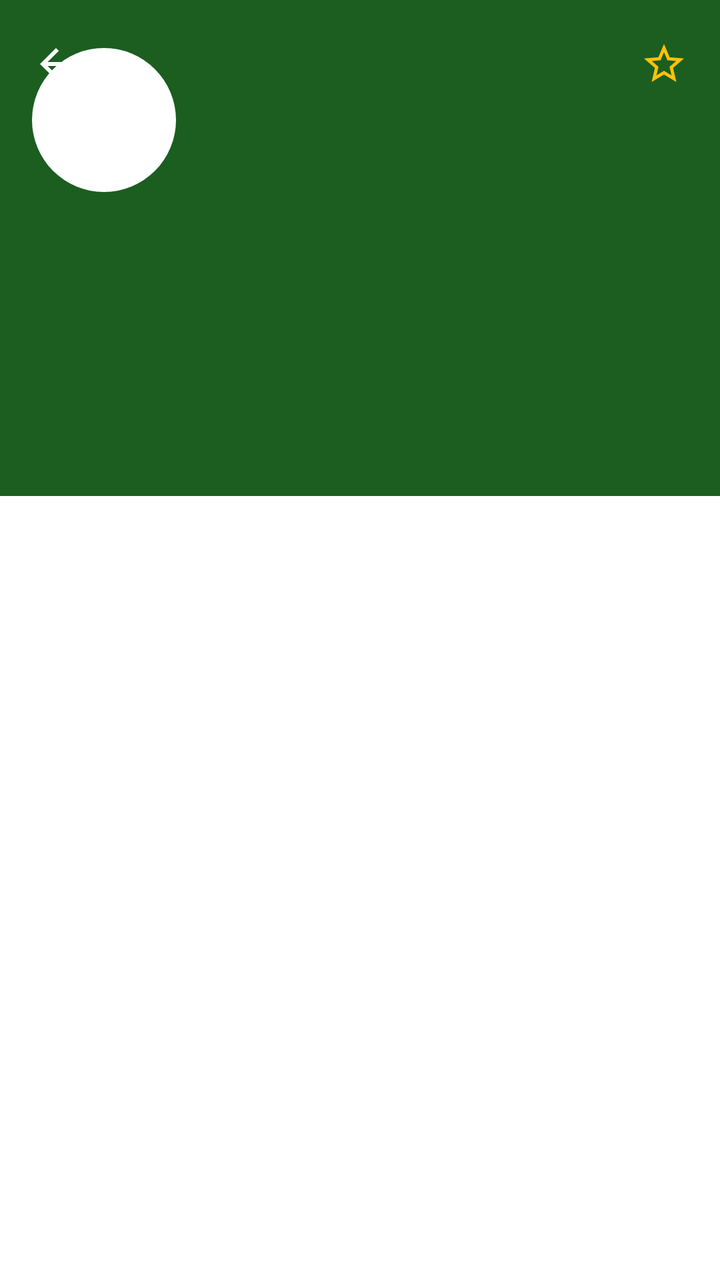
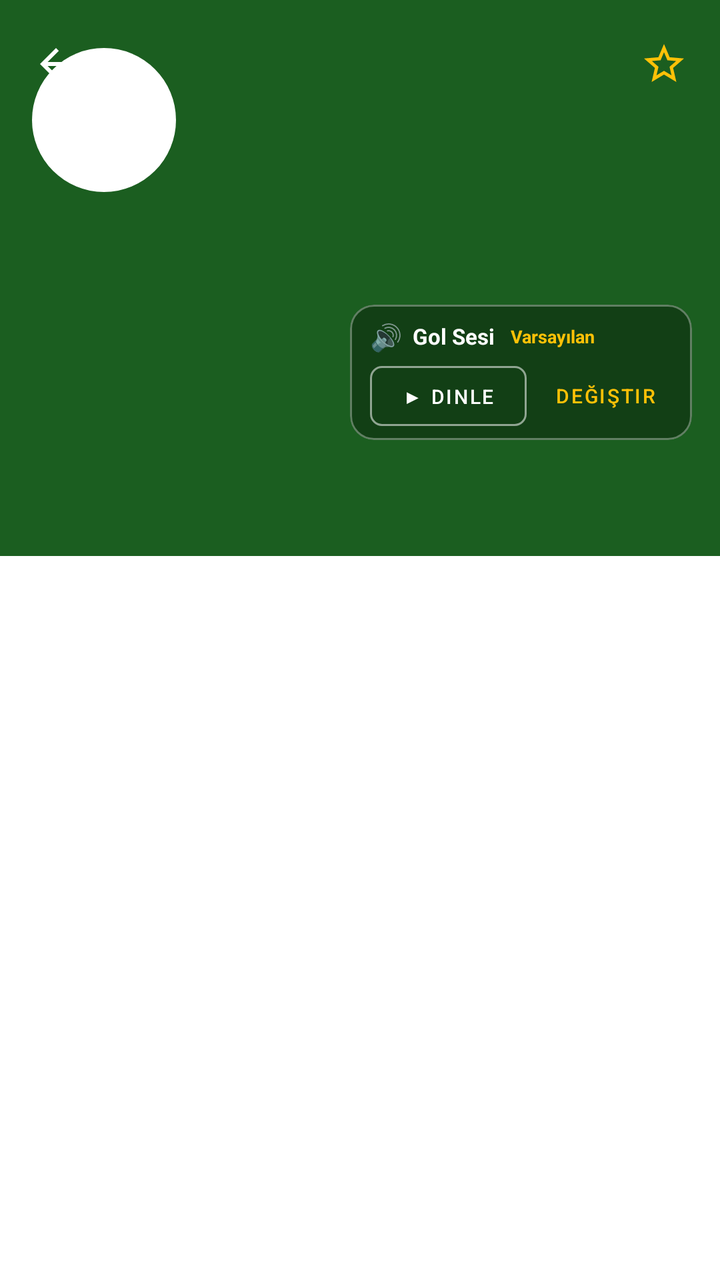

Screens rendered from an Android XML layout before and after an edit, with the pre-edit source and the edit as a unified diff.
<!-- AndroidManifest.xml: application theme Theme.Var -->
<!-- res/layout/fragment_team_matches.xml -->
<?xml version="1.0" encoding="utf-8"?>
<androidx.coordinatorlayout.widget.CoordinatorLayout
    xmlns:android="http://schemas.android.com/apk/res/android"
    xmlns:app="http://schemas.android.com/apk/res-auto"
    android:layout_width="match_parent"
    android:layout_height="match_parent"
    android:background="?attr/colorSurface">

    
    <com.google.android.material.appbar.AppBarLayout
        android:id="@+id/appBarLayout"
        android:layout_width="match_parent"
        android:layout_height="wrap_content"
        android:background="@color/primary"
        android:theme="@style/ThemeOverlay.MaterialComponents.Dark.ActionBar"
        app:elevation="0dp">

        
        <com.google.android.material.appbar.CollapsingToolbarLayout
            android:id="@+id/collapsingToolbar"
            android:layout_width="match_parent"
            android:layout_height="200dp"
            app:layout_scrollFlags="scroll|exitUntilCollapsed"
            app:contentScrim="@color/primary"
            app:expandedTitleMarginStart="200dp"
            app:expandedTitleTextAppearance="@android:style/TextAppearance.DeviceDefault.Small">

            
            <androidx.constraintlayout.widget.ConstraintLayout
                android:layout_width="match_parent"
                android:layout_height="match_parent"
                android:background="@color/primary"
                app:layout_collapseMode="parallax">

                
                <ImageView
                    android:id="@+id/ivTeamLogo"
                    android:layout_width="72dp"
                    android:layout_height="72dp"
                    android:scaleType="centerCrop"
                    android:background="@drawable/bg_team_logo_circle"
                    android:padding="4dp"
                    app:layout_constraintStart_toStartOf="parent"
                    app:layout_constraintTop_toTopOf="parent"
                    android:layout_marginStart="16dp"
                    android:layout_marginTop="24dp" />

                
                <TextView
                    android:id="@+id/tvTeamName"
                    android:layout_width="0dp"
                    android:layout_height="wrap_content"
                    android:textColor="@android:color/white"
                    android:textSize="18sp"
                    android:textStyle="bold"
                    android:maxLines="1"
                    android:ellipsize="end"
                    app:layout_constraintStart_toEndOf="@id/ivTeamLogo"
                    app:layout_constraintEnd_toEndOf="parent"
                    app:layout_constraintTop_toTopOf="@id/ivTeamLogo"
                    android:layout_marginStart="12dp"
                    android:layout_marginEnd="16dp" />

                
                <TextView
                    android:id="@+id/tvTeamVenue"
                    android:layout_width="0dp"
                    android:layout_height="wrap_content"
                    android:textColor="#B3FFFFFF"
                    android:textSize="12sp"
                    android:visibility="gone"
                    android:maxLines="1"
                    android:ellipsize="end"
                    app:layout_constraintStart_toStartOf="@id/tvTeamName"
                    app:layout_constraintEnd_toEndOf="parent"
                    app:layout_constraintTop_toBottomOf="@id/tvTeamName"
                    android:layout_marginTop="4dp"
                    android:layout_marginEnd="16dp" />

                
                <TextView
                    android:id="@+id/tvTeamCoach"
                    android:layout_width="0dp"
                    android:layout_height="wrap_content"
                    android:textColor="#B3FFFFFF"
                    android:textSize="12sp"
                    android:visibility="gone"
                    android:maxLines="1"
                    android:ellipsize="end"
                    app:layout_constraintStart_toStartOf="@id/tvTeamName"
                    app:layout_constraintEnd_toEndOf="parent"
                    app:layout_constraintTop_toBottomOf="@id/tvTeamVenue"
                    android:layout_marginTop="4dp"
                    android:layout_marginEnd="16dp" />

                
                <TextView
                    android:id="@+id/tvTeamFounded"
                    android:layout_width="0dp"
                    android:layout_height="wrap_content"
                    android:textColor="@color/secondary"
                    android:textSize="11sp"
                    android:visibility="gone"
                    app:layout_constraintStart_toStartOf="@id/tvTeamName"
                    app:layout_constraintEnd_toEndOf="parent"
                    app:layout_constraintTop_toBottomOf="@id/tvTeamCoach"
                    android:layout_marginTop="4dp"
                    android:layout_marginEnd="16dp" />

                
                <LinearLayout
                    android:id="@+id/llForm"
                    android:layout_width="wrap_content"
                    android:layout_height="wrap_content"
                    android:orientation="horizontal"
                    android:gravity="start|center_vertical"
                    app:layout_constraintStart_toStartOf="parent"
                    app:layout_constraintBottom_toBottomOf="parent"
                    android:layout_marginStart="16dp"
                    android:layout_marginBottom="12dp" />

            </androidx.constraintlayout.widget.ConstraintLayout>

            
            <com.google.android.material.appbar.MaterialToolbar
                android:id="@+id/toolbar"
                android:layout_width="match_parent"
                android:layout_height="?attr/actionBarSize"
                android:background="@android:color/transparent"
                app:layout_collapseMode="pin"
                app:navigationIcon="@drawable/ic_back"
                app:navigationIconTint="@android:color/white"
                app:titleTextColor="@android:color/white">

                
                <com.google.android.material.button.MaterialButton
                    android:id="@+id/btnFavorite"
                    style="@style/Widget.MaterialComponents.Button.TextButton"
                    android:layout_width="48dp"
                    android:layout_height="48dp"
                    android:layout_gravity="end"
                    android:layout_marginEnd="4dp"
                    android:minWidth="0dp"
                    android:padding="0dp"
                    app:icon="@drawable/ic_star"
                    app:iconSize="24dp"
                    app:iconGravity="textStart"
                    app:iconPadding="0dp"
                    app:iconTint="@color/secondary" />

            </com.google.android.material.appbar.MaterialToolbar>

        </com.google.android.material.appbar.CollapsingToolbarLayout>

        
        <com.google.android.material.tabs.TabLayout
            android:id="@+id/tabLayout"
            android:layout_width="match_parent"
            android:layout_height="wrap_content"
            android:background="@color/primary"
            app:tabIndicatorColor="@color/secondary"
            app:tabSelectedTextColor="@android:color/white"
            app:tabTextColor="#B3FFFFFF"
            app:tabIndicatorHeight="3dp"
            app:tabRippleColor="#33FFC107"
            android:paddingBottom="0dp" />

    </com.google.android.material.appbar.AppBarLayout>

    
    <androidx.viewpager2.widget.ViewPager2
        android:id="@+id/viewPager"
        android:layout_width="match_parent"
        android:layout_height="match_parent"
        app:layout_behavior="@string/appbar_scrolling_view_behavior" />

</androidx.coordinatorlayout.widget.CoordinatorLayout>
<!-- resources referenced by this layout -->
<resources>
  <color name="primary">#FF1B5E20</color>
  <color name="secondary">#FFFFC107</color>
  <!-- drawable bg_team_logo_circle (drawable) -->
  <?xml version="1.0" encoding="utf-8"?>
  <shape xmlns:android="http://schemas.android.com/apk/res/android"
      android:shape="oval">
      <solid android:color="@android:color/white" />
  </shape>
  <!-- drawable ic_back (drawable) -->
  <vector xmlns:android="http://schemas.android.com/apk/res/android"
      android:width="24dp"
      android:height="24dp"
      android:viewportWidth="24"
      android:viewportHeight="24"
      android:tint="#FFFFFF">
    <path
        android:fillColor="@android:color/white"
        android:pathData="M20,11H7.83l5.59,-5.59L12,4l-8,8 8,8 1.41,-1.41L7.83,13H20v-2z"/>
  </vector>
  <!-- drawable ic_star (drawable) -->
  <?xml version="1.0" encoding="utf-8"?>
  <vector xmlns:android="http://schemas.android.com/apk/res/android"
      android:width="24dp"
      android:height="24dp"
      android:viewportWidth="24"
      android:viewportHeight="24"
      android:tint="?attr/colorControlNormal">
      <path
          android:fillColor="@android:color/white"
          android:pathData="M22,9.24l-7.19,-0.62L12,2 9.19,8.63 2,9.24l5.46,4.73L5.82,21 12,17.27 18.18,21l-1.63,-7.03L22,9.24zM12,15.4l-3.76,2.27 1,-4.28 -3.32,-2.88 4.38,-0.38L12,6.1l1.71,4.04 4.38,0.38 -3.32,2.88 1,4.28L12,15.4z" />
  </vector>
  <style name="Theme.Var" parent="Theme.Material3.DayNight.NoActionBar">
          
          <item name="colorPrimary">@color/primary</item>
          <item name="colorOnPrimary">@color/on_primary</item>
          <item name="colorPrimaryContainer">@color/primary_container</item>
          <item name="colorOnPrimaryContainer">@color/on_primary_container</item>
          
          <item name="colorSecondary">@color/secondary</item>
          <item name="colorOnSecondary">@color/on_secondary</item>
          <item name="colorSecondaryContainer">@color/secondary_container</item>
          <item name="colorOnSecondaryContainer">@color/on_secondary_container</item>
          
          <item name="android:colorBackground">@color/background_light</item>
          <item name="colorSurface">@color/surface_light</item>
          <item name="colorOnSurface">@color/text_primary_light</item>
          <item name="colorSurfaceVariant">@color/surface_variant_light</item>
          <item name="colorOnSurfaceVariant">@color/text_secondary_light</item>
          
          <item name="colorOutline">@color/outline_light</item>
          <item name="colorOutlineVariant">@color/outline_variant_light</item>
          
          <item name="android:statusBarColor">@color/primary_dark</item>
          <item name="android:navigationBarColor">@color/surface_light</item>
          
          <item name="colorPrimaryVariant">@color/primary_dark</item>
          <item name="colorSecondaryVariant">@color/secondary_dark</item>
      </style>
  <color name="on_primary">#FFFFFFFF</color>
  <color name="primary_container">#C8E6C9</color>
  <color name="on_primary_container">#002204</color>
  <color name="on_secondary">#FF000000</color>
  <color name="secondary_container">#FFECB3</color>
  <color name="on_secondary_container">#3E2900</color>
  <color name="background_light">#FFF5F5F5</color>
  <color name="surface_light">#FFFFFFFF</color>
  <color name="text_primary_light">#DE000000</color>
  <color name="surface_variant_light">#E8F5E9</color>
  <color name="text_secondary_light">#99000000</color>
  <color name="outline_light">#787774</color>
  <color name="outline_variant_light">#C9C6C3</color>
  <color name="primary_dark">#FF0A3D12</color>
  <color name="secondary_dark">#FFFFA000</color>
</resources>

<!-- the commit's change to res/layout/fragment_team_matches.xml (unified diff, before → after) -->
@@ -19,7 +19,7 @@
         <com.google.android.material.appbar.CollapsingToolbarLayout
             android:id="@+id/collapsingToolbar"
             android:layout_width="match_parent"
-            android:layout_height="200dp"
+            android:layout_height="230dp"
             app:layout_scrollFlags="scroll|exitUntilCollapsed"
             app:contentScrim="@color/primary"
             app:expandedTitleMarginStart="200dp"
@@ -118,6 +118,115 @@
                     app:layout_constraintBottom_toBottomOf="parent"
                     android:layout_marginStart="16dp"
                     android:layout_marginBottom="12dp" />
+
+                
+                <com.google.android.material.card.MaterialCardView
+                    android:id="@+id/cardGoalSound"
+                    android:layout_width="wrap_content"
+                    android:layout_height="wrap_content"
+                    app:cardBackgroundColor="#55000000"
+                    app:cardCornerRadius="12dp"
+                    app:strokeWidth="1dp"
+                    app:strokeColor="#55FFFFFF"
+                    app:cardElevation="0dp"
+                    app:layout_constraintEnd_toEndOf="parent"
+                    app:layout_constraintBottom_toBottomOf="parent"
+                    android:layout_marginEnd="14dp"
+                    android:layout_marginBottom="10dp">
+
+                    <LinearLayout
+                        android:layout_width="wrap_content"
+                        android:layout_height="wrap_content"
+                        android:orientation="vertical"
+                        android:paddingStart="10dp"
+                        android:paddingEnd="10dp"
+                        android:paddingTop="7dp"
+                        android:paddingBottom="7dp">
+
+                        
+                        <LinearLayout
+                            android:layout_width="wrap_content"
+                            android:layout_height="wrap_content"
+                            android:orientation="horizontal"
+                            android:gravity="center_vertical">
+
+                            <TextView
+                                android:layout_width="wrap_content"
+                                android:layout_height="wrap_content"
+                                android:text="🔊"
+                                android:textSize="13sp"
+                                android:layout_marginEnd="5dp" />
+
+                            <TextView
+                                android:layout_width="wrap_content"
+                                android:layout_height="wrap_content"
+                                android:text="Gol Sesi"
+                                android:textColor="@android:color/white"
+                                android:textSize="11sp"
+                                android:textStyle="bold"
+                                android:layout_marginEnd="8dp" />
+
+                            <TextView
+                                android:id="@+id/tvGoalSoundStatus"
+                                android:layout_width="wrap_content"
+                                android:layout_height="wrap_content"
+                                android:text="Varsayılan"
+                                android:textColor="#FFC107"
+                                android:textSize="9sp"
+                                android:textStyle="bold" />
+
+                        </LinearLayout>
+
+                        
+                        <LinearLayout
+                            android:layout_width="wrap_content"
+                            android:layout_height="wrap_content"
+                            android:orientation="horizontal"
+                            android:layout_marginTop="6dp"
+                            android:gravity="center_vertical">
+
+                            <com.google.android.material.button.MaterialButton
+                                android:id="@+id/btnPlayGoalSound"
+                                style="@style/Widget.MaterialComponents.Button.OutlinedButton"
+                                android:layout_width="wrap_content"
+                                android:layout_height="30dp"
+                                android:text="▶ Dinle"
+                                android:textSize="10sp"
+                                android:textColor="@android:color/white"
+                                android:minWidth="0dp"
+                                android:minHeight="0dp"
+                                android:insetTop="0dp"
+                                android:insetBottom="0dp"
+                                android:paddingStart="10dp"
+                                android:paddingEnd="10dp"
+                                app:strokeColor="#88FFFFFF"
+                                app:cornerRadius="6dp" />
+
+                            <View
+                                android:layout_width="6dp"
+                                android:layout_height="1dp" />
+
+                            <com.google.android.material.button.MaterialButton
+                                android:id="@+id/btnChangeGoalSound"
+                                style="@style/Widget.MaterialComponents.Button.TextButton"
+                                android:layout_width="wrap_content"
+                                android:layout_height="30dp"
+                                android:text="Değiştir"
+                                android:textSize="10sp"
+                                android:textColor="#FFC107"
+                                android:minWidth="0dp"
+                                android:minHeight="0dp"
+                                android:insetTop="0dp"
+                                android:insetBottom="0dp"
+                                android:paddingStart="8dp"
+                                android:paddingEnd="8dp"
+                                app:cornerRadius="6dp" />
+
+                        </LinearLayout>
+
+                    </LinearLayout>
+
+                </com.google.android.material.card.MaterialCardView>
 
             </androidx.constraintlayout.widget.ConstraintLayout>
 
